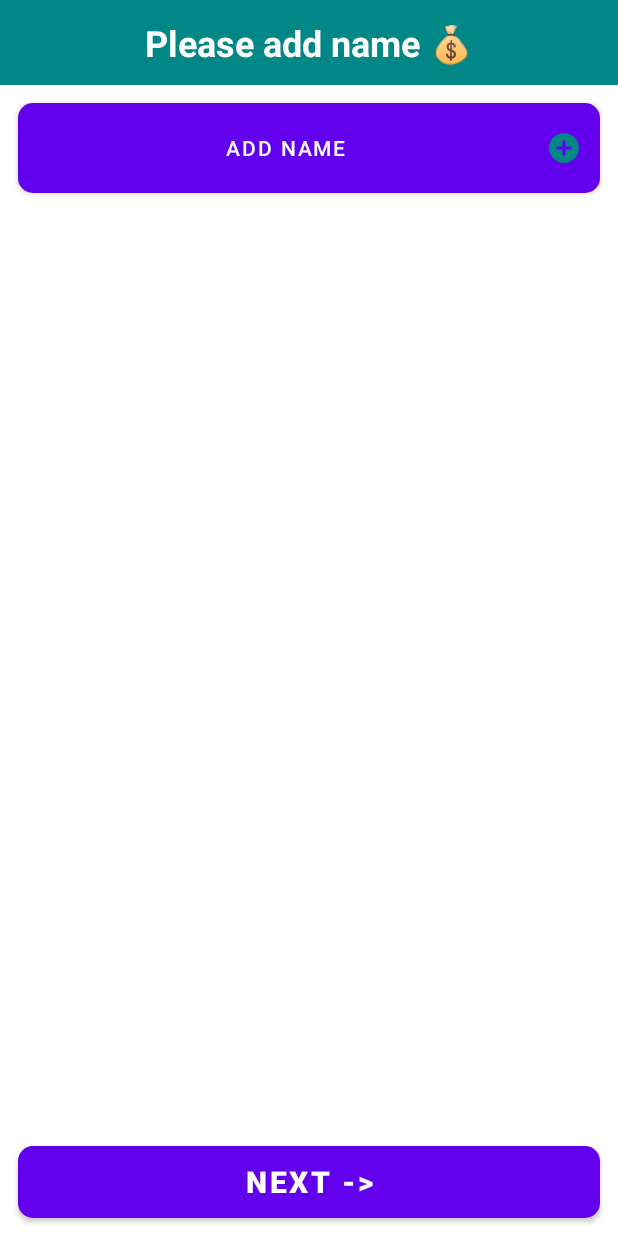
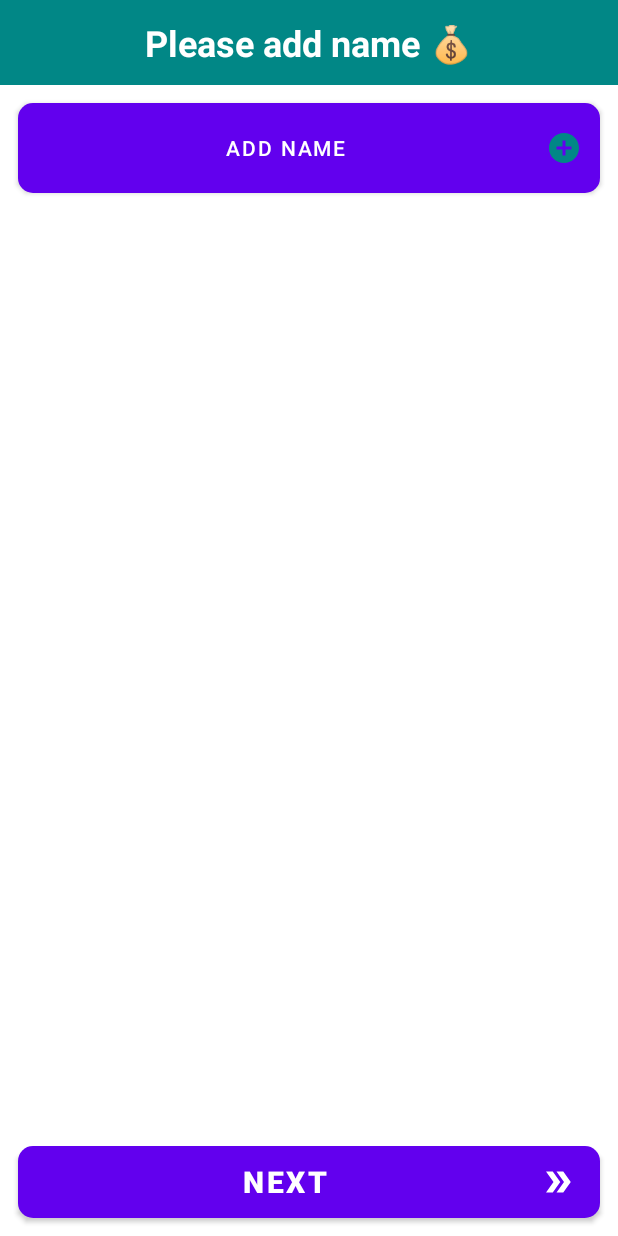
Before and after one commit to Lteerapat/Myna-Money, an Android app built with Jetpack Compose: the screen it shows after launch (MainActivity), on a phone screen of 412 x 824 dp. Run offline under Robolectric (Android 15) with nearby library versions, the phone set to English and light mode, and no system bars.

Commit message:
add scrollable to food name and refactor scrollview of both foodlist and name and add limit to the items for name and foodlist

```diff
--- a/app/src/main/AndroidManifest.xml
+++ b/app/src/main/AndroidManifest.xml
@@ -11,12 +11,11 @@
         android:roundIcon="@mipmap/ic_launcher_round"
         android:supportsRtl="true"
         android:theme="@style/Theme.MoneyDivider"
-        tools:targetApi="31">
+        >
         <activity
             android:name=".MainActivity"
             android:exported="true"
-            android:label="@string/app_name"
-            android:windowSoftInputMode="adjustPan"
+            android:windowSoftInputMode="adjustResize"
             android:theme="@style/Theme.MoneyDivider">
             <intent-filter>
                 <action android:name="android.intent.action.MAIN" />
--- /dev/null
+++ b/app/src/main/res/drawable/baseline_double_arrow_24.xml
@@ -0,0 +1,6 @@
+<vector android:height="24dp" android:tint="#FFFFFF"
+    android:viewportHeight="24" android:viewportWidth="24"
+    android:width="24dp" xmlns:android="http://schemas.android.com/apk/res/android">
+    <path android:fillColor="@android:color/white" android:pathData="M15.5,5l-4.5,0l5,7l-5,7l4.5,0l5,-7z"/>
+    <path android:fillColor="@android:color/white" android:pathData="M8.5,5l-4.5,0l5,7l-5,7l4.5,0l5,-7z"/>
+</vector>
--- a/app/src/main/res/layout/fragment_add_list.xml
+++ b/app/src/main/res/layout/fragment_add_list.xml
@@ -13,7 +13,6 @@
         android:layout_height="0dp"
         android:fillViewport="true"
         app:layout_constraintBottom_toTopOf="@id/addFoodListBtnContainer"
-        app:layout_constraintHeight_percent="0.5"
         app:layout_constraintTop_toTopOf="parent">
 
         <LinearLayout
@@ -232,6 +231,7 @@
             android:layout_height="match_parent"
             android:layout_margin="@dimen/large_padding"
             android:background="@drawable/rounded_corner_teal_700_bg"
+            android:drawableEnd="@drawable/baseline_double_arrow_24"
             android:text="@string/next"
             android:textColor="@color/white"
             android:textSize="@dimen/text_size_20sp"
--- a/app/src/main/res/layout/fragment_add_name_list.xml
+++ b/app/src/main/res/layout/fragment_add_name_list.xml
@@ -19,12 +19,24 @@
         android:textStyle="bold"
         app:layout_constraintTop_toTopOf="parent" />
 
+    <ScrollView
+        android:id="@+id/svNameList"
+        android:layout_width="match_parent"
+        android:layout_height="0dp"
+        android:fillViewport="true"
+        app:layout_constraintBottom_toTopOf="@id/footer"
+        app:layout_constraintTop_toBottomOf="@id/tvAddNameTitle">
+
+        <androidx.constraintlayout.widget.ConstraintLayout
+            android:layout_width="match_parent"
+            android:layout_height="wrap_content">
+
             <LinearLayout
                 android:id="@+id/nameListContainer"
                 android:layout_width="match_parent"
                 android:layout_height="wrap_content"
                 android:orientation="vertical"
-        app:layout_constraintTop_toBottomOf="@id/tvAddNameTitle">
+                app:layout_constraintTop_toTopOf="parent">
 
             </LinearLayout>
 
@@ -38,8 +50,16 @@
                 android:padding="@dimen/large_padding"
                 android:src="@drawable/baseline_add_circle_24"
                 android:text="@string/add_name"
-        app:layout_constraintTop_toBottomOf="@id/nameListContainer"
-        tools:ignore="ContentDescription" />
+                app:layout_constraintTop_toBottomOf="@id/nameListContainer" />
+
+            <View
+                android:layout_width="match_parent"
+                android:layout_height="@dimen/space_12dp"
+                android:background="@android:color/transparent"
+                app:layout_constraintTop_toBottomOf="@id/btnAddNameList" />
+        </androidx.constraintlayout.widget.ConstraintLayout>
+    </ScrollView>
+
 
     <androidx.constraintlayout.widget.ConstraintLayout
         android:id="@+id/footer"
@@ -54,6 +74,7 @@
             android:layout_height="match_parent"
             android:layout_margin="@dimen/large_padding"
             android:background="@drawable/rounded_corner_teal_700_bg"
+            android:drawableEnd="@drawable/baseline_double_arrow_24"
             android:text="@string/next"
             android:textColor="@color/white"
             android:textSize="@dimen/text_size_20sp"
--- a/app/src/main/res/values/strings.xml
+++ b/app/src/main/res/values/strings.xml
@@ -9,7 +9,7 @@
     <string name="discount">Discount</string>
     <string name="zero_amount">0.00</string>
     <string name="percentage_sign">%</string>
-    <string name="next">Next -></string>
+    <string name="next">Next</string>
     <string name="total_amount_format">฿%1$.2f</string>
     <string name="name">Name</string>
     <string name="add_name_title">Please add name 💰</string>
@@ -41,4 +41,6 @@
     <string name="duplicate_name_alert_message">Please ensure all names are unique before continuing.</string>
     <string name="incomplete_empty_card_message_2">Please fill in the name</string>
     <string name="incomplete_letter_or_num_message_2">Please use only letters or numbers for the name.</string>
+    <string name="item_limit_exceeded_title">Item Limit Exceeded</string>
+    <string name="item_limit_exceeded_message">Item cannot exceed %1$d items</string>
 </resources>
```
Also changed, not shown: app/src/main/java/com/teerapat/moneydivider/addlist/AddListFragment.kt (+19 -1 lines), app/src/main/java/com/teerapat/moneydivider/addnamelist/AddNameListFragment.kt (+19 -1 lines). Lines whose indentation alone changed are shown as unchanged.
